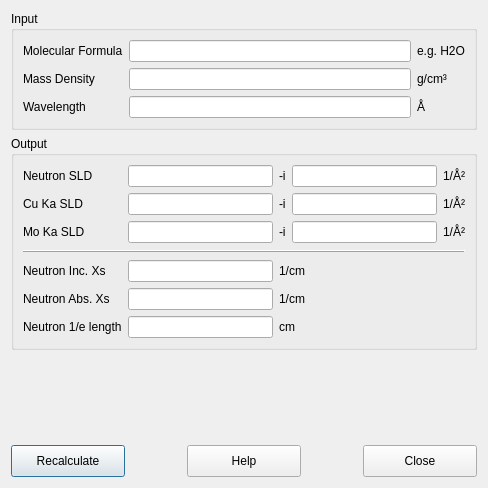
This is src/sas/qtgui/Calculators/UI/SldPanel.ui in SasView/sasview as Qt 5 draws it before an edit. The edited form follows.
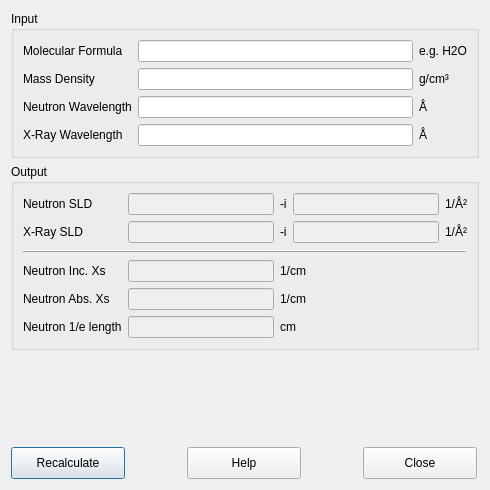
This is the edited form. Icons and pictures are not drawn.

Commit message:
Adding more general x-ray SLD calculation funcitonality
Rather than using/limiting ourselves to Cu and Mo this approach lets you use any wavelength of x-ray radiation and display the SLD.

Patch:
```diff
--- a/src/sas/qtgui/Calculators/UI/SldPanel.ui
+++ b/src/sas/qtgui/Calculators/UI/SldPanel.ui
@@ -6,8 +6,8 @@
    <rect>
     <x>0</x>
     <y>0</y>
-    <width>487</width>
-    <height>488</height>
+    <width>490</width>
+    <height>490</height>
    </rect>
   </property>
   <property name="sizePolicy">
@@ -119,16 +119,6 @@
       <item row="1" column="1">
        <widget class="QLineEdit" name="editMassDensity"/>
       </item>
-      <item row="2" column="1">
-       <widget class="QLineEdit" name="editWavelength">
-        <property name="styleSheet">
-         <string notr="true"/>
-        </property>
-        <property name="readOnly">
-         <bool>false</bool>
-        </property>
-       </widget>
-      </item>
       <item row="2" column="2">
        <widget class="QLabel" name="label_12">
         <property name="text">
@@ -146,7 +136,34 @@
       <item row="2" column="0">
        <widget class="QLabel" name="label_11">
         <property name="text">
-         <string>Wavelength</string>
+         <string>Neutron Wavelength</string>
+        </property>
+       </widget>
+      </item>
+      <item row="2" column="1">
+       <widget class="QLineEdit" name="editNeutronWavelength">
+        <property name="styleSheet">
+         <string notr="true"/>
+        </property>
+        <property name="readOnly">
+         <bool>false</bool>
+        </property>
+       </widget>
+      </item>
+      <item row="3" column="1">
+       <widget class="QLineEdit" name="editXrayWavelength"/>
+      </item>
+      <item row="3" column="0">
+       <widget class="QLabel" name="label_13">
+        <property name="text">
+         <string>X-Ray Wavelength</string>
+        </property>
+       </widget>
+      </item>
+      <item row="3" column="2">
+       <widget class="QLabel" name="label">
+        <property name="text">
+         <string>Å</string>
         </property>
        </widget>
       </item>
@@ -159,6 +176,16 @@
       <string>Output</string>
      </property>
      <layout class="QGridLayout" name="gridLayoutOutput">
+      <item row="0" column="1">
+       <widget class="QLineEdit" name="editNeutronSldReal">
+        <property name="enabled">
+         <bool>false</bool>
+        </property>
+        <property name="readOnly">
+         <bool>true</bool>
+        </property>
+       </widget>
+      </item>
       <item row="0" column="0">
        <widget class="QLabel" name="label_17">
         <property name="text">
@@ -166,13 +193,30 @@
         </property>
        </widget>
       </item>
-      <item row="0" column="1">
-       <widget class="QLineEdit" name="editNeutronSldReal">
+      <item row="5" column="0">
+       <widget class="QLabel" name="label_3">
+        <property name="text">
+         <string>Neutron 1/e length</string>
+        </property>
+       </widget>
+      </item>
+      <item row="3" column="1">
+       <widget class="QLineEdit" name="editNeutronIncXs">
+        <property name="enabled">
+         <bool>false</bool>
+        </property>
         <property name="readOnly">
          <bool>true</bool>
         </property>
        </widget>
       </item>
+      <item row="3" column="0">
+       <widget class="QLabel" name="label_21">
+        <property name="text">
+         <string>Neutron Inc. Xs</string>
+        </property>
+       </widget>
+      </item>
       <item row="0" column="2">
        <widget class="QLabel" name="label_18">
         <property name="text">
@@ -180,48 +224,68 @@
         </property>
        </widget>
       </item>
+      <item row="1" column="2">
+       <widget class="QLabel" name="label_20">
+        <property name="text">
+         <string>-i</string>
+        </property>
+       </widget>
+      </item>
       <item row="0" column="3">
        <widget class="QLineEdit" name="editNeutronSldImag">
+        <property name="enabled">
+         <bool>false</bool>
+        </property>
         <property name="readOnly">
          <bool>true</bool>
         </property>
        </widget>
       </item>
-      <item row="0" column="4">
-       <widget class="QLabel" name="label_5">
+      <item row="5" column="2" colspan="2">
+       <widget class="QLabel" name="label_4">
         <property name="text">
-         <string>1/Å²</string>
+         <string>cm</string>
         </property>
        </widget>
       </item>
-      <item row="1" column="0">
-       <widget class="QLabel" name="label_19">
+      <item row="5" column="1">
+       <widget class="QLineEdit" name="editNeutronLength">
+        <property name="enabled">
+         <bool>false</bool>
+        </property>
+        <property name="readOnly">
+         <bool>true</bool>
+        </property>
+       </widget>
+      </item>
+      <item row="4" column="2" colspan="2">
+       <widget class="QLabel" name="label_24">
         <property name="text">
-         <string>Cu Ka SLD</string>
+         <string>1/cm</string>
         </property>
        </widget>
       </item>
-      <item row="1" column="1">
-       <widget class="QLineEdit" name="editCuKaSldReal">
-        <property name="styleSheet">
-         <string notr="true"/>
+      <item row="4" column="1">
+       <widget class="QLineEdit" name="editNeutronAbsXs">
+        <property name="enabled">
+         <bool>false</bool>
         </property>
         <property name="readOnly">
          <bool>true</bool>
         </property>
        </widget>
       </item>
-      <item row="1" column="2">
-       <widget class="QLabel" name="label_20">
+      <item row="4" column="0">
+       <widget class="QLabel" name="label_23">
         <property name="text">
-         <string>-i</string>
+         <string>Neutron Abs. Xs</string>
         </property>
        </widget>
       </item>
-      <item row="1" column="3">
-       <widget class="QLineEdit" name="editCuKaSldImag">
-        <property name="readOnly">
-         <bool>true</bool>
+      <item row="3" column="2" colspan="2">
+       <widget class="QLabel" name="label_22">
+        <property name="text">
+         <string>1/cm</string>
         </property>
        </widget>
       </item>
@@ -232,42 +296,21 @@
         </property>
        </widget>
       </item>
-      <item row="2" column="0">
-       <widget class="QLabel" name="label">
+      <item row="1" column="0">
+       <widget class="QLabel" name="label_19">
         <property name="text">
-         <string>Mo Ka SLD</string>
+         <string>X-Ray SLD</string>
         </property>
        </widget>
       </item>
-      <item row="2" column="1">
-       <widget class="QLineEdit" name="editMoKaSldReal">
-        <property name="readOnly">
-         <bool>true</bool>
-        </property>
-       </widget>
-      </item>
-      <item row="2" column="2">
-       <widget class="QLabel" name="label_2">
-        <property name="text">
-         <string>-i</string>
-        </property>
-       </widget>
-      </item>
-      <item row="2" column="3">
-       <widget class="QLineEdit" name="editMoKaSldImag">
-        <property name="readOnly">
-         <bool>true</bool>
-        </property>
-       </widget>
-      </item>
-      <item row="2" column="4">
-       <widget class="QLabel" name="label_7">
+      <item row="0" column="4">
+       <widget class="QLabel" name="label_5">
         <property name="text">
          <string>1/Å²</string>
         </property>
        </widget>
       </item>
-      <item row="3" column="0" colspan="5">
+      <item row="2" column="0" colspan="5">
        <widget class="QFrame" name="frame">
         <property name="minimumSize">
          <size>
@@ -289,69 +332,26 @@
         </property>
        </widget>
       </item>
-      <item row="4" column="0">
-       <widget class="QLabel" name="label_21">
-        <property name="text">
-         <string>Neutron Inc. Xs</string>
+      <item row="1" column="1">
+       <widget class="QLineEdit" name="editXraySldReal">
+        <property name="enabled">
+         <bool>false</bool>
         </property>
-       </widget>
-      </item>
-      <item row="4" column="1">
-       <widget class="QLineEdit" name="editNeutronIncXs">
         <property name="readOnly">
          <bool>true</bool>
         </property>
        </widget>
       </item>
-      <item row="4" column="2" colspan="2">
-       <widget class="QLabel" name="label_22">
-        <property name="text">
-         <string>1/cm</string>
+      <item row="1" column="3">
+       <widget class="QLineEdit" name="editXraySldImag">
+        <property name="enabled">
+         <bool>false</bool>
         </property>
-       </widget>
-      </item>
-      <item row="5" column="0">
-       <widget class="QLabel" name="label_23">
-        <property name="text">
-         <string>Neutron Abs. Xs</string>
-        </property>
-       </widget>
-      </item>
-      <item row="5" column="1">
-       <widget class="QLineEdit" name="editNeutronAbsXs">
         <property name="readOnly">
          <bool>true</bool>
         </property>
        </widget>
       </item>
-      <item row="5" column="2" colspan="2">
-       <widget class="QLabel" name="label_24">
-        <property name="text">
-         <string>1/cm</string>
-        </property>
-       </widget>
-      </item>
-      <item row="6" column="0">
-       <widget class="QLabel" name="label_3">
-        <property name="text">
-         <string>Neutron 1/e length</string>
-        </property>
-       </widget>
-      </item>
-      <item row="6" column="1">
-       <widget class="QLineEdit" name="editNeutronLength">
-        <property name="readOnly">
-         <bool>true</bool>
-        </property>
-       </widget>
-      </item>
-      <item row="6" column="2" colspan="2">
-       <widget class="QLabel" name="label_4">
-        <property name="text">
-         <string>cm</string>
-        </property>
-       </widget>
-      </item>
      </layout>
     </widget>
    </item>
```
Left out of the diff: 6 changed lines with no effect on the pictures. The commit also changes 1 other file.
